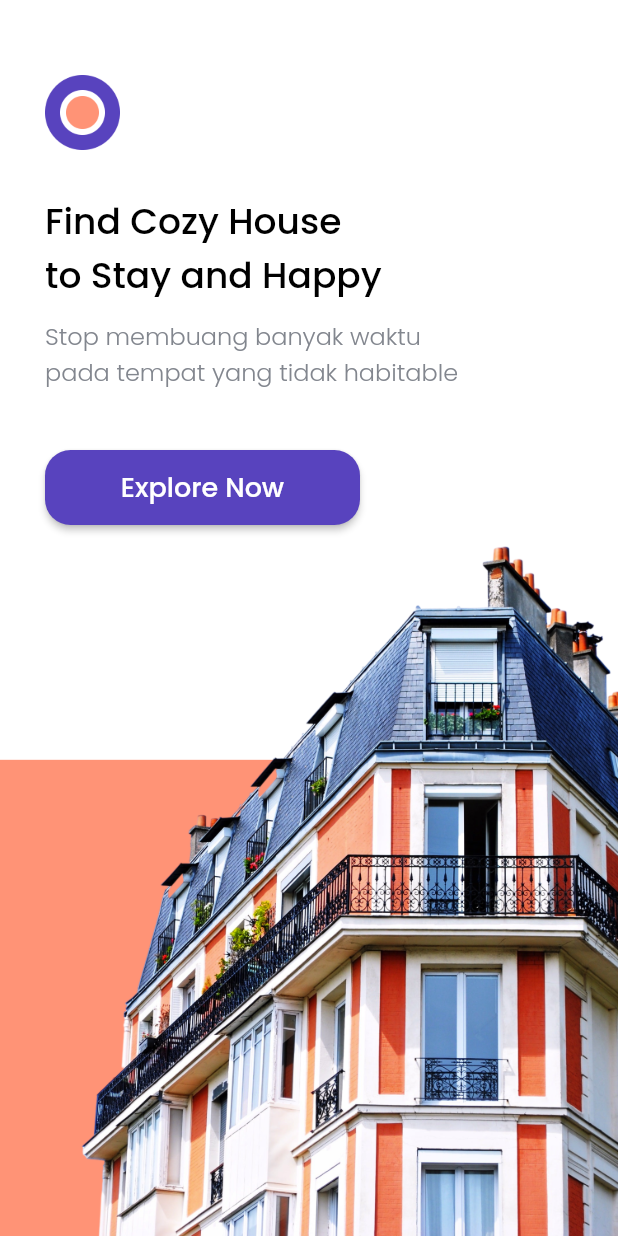
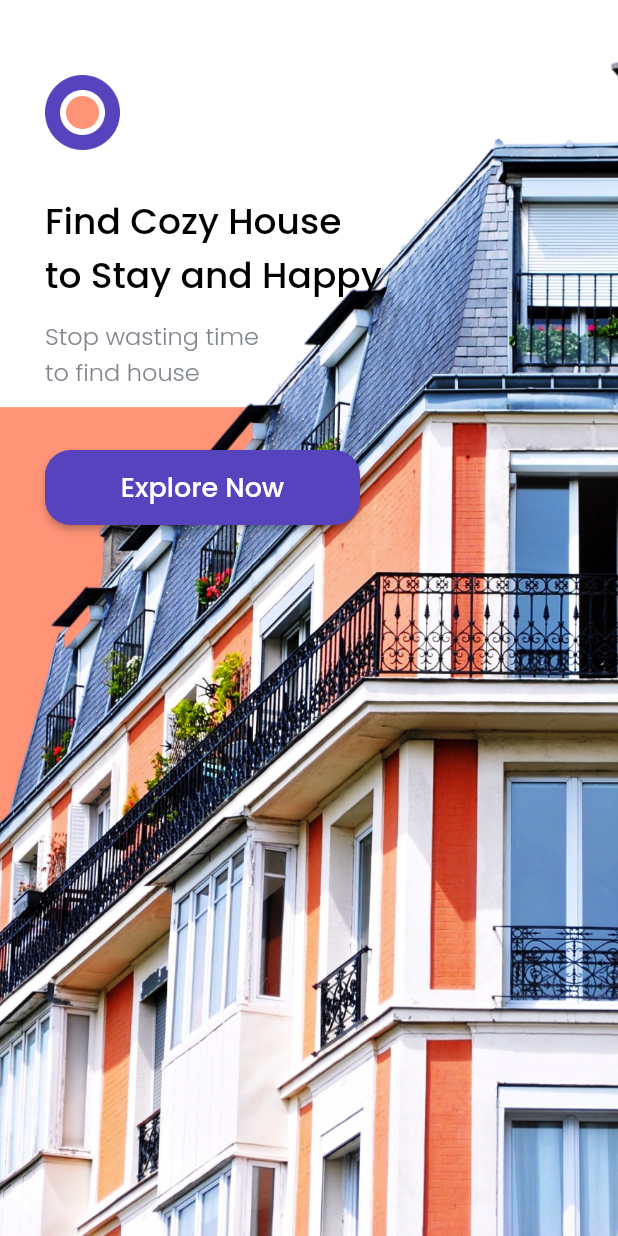
Before and after one commit to Bangik/flutter-houseapp-dicoding, a Flutter app: the screen it shows after launch, on a phone screen of 412 x 824 dp. Run offline on Flutter 3.47's test engine with Material 2 defaults, Android fonts, the phone set to English and light mode, and no system bars; our stand-ins replace google_fonts.

Commit message:
splash_page

```diff
--- a/lib/pages/splash_page.dart
+++ b/lib/pages/splash_page.dart
@@ -1,5 +1,5 @@
 import 'package:flutter/material.dart';
-import 'package:houseapp/pages/home_page.dart';
+import 'package:houseapp/pages/main_page.dart';
 import 'package:houseapp/theme.dart';
 
 class SplashPage extends StatelessWidget {
@@ -11,11 +11,19 @@ class SplashPage extends StatelessWidget {
       backgroundColor: whiteColor,
       body: SafeArea(
         bottom: false,
+        child: SingleChildScrollView(
+          child: ConstrainedBox(
+            constraints: BoxConstraints(
+              minHeight: MediaQuery.of(context).size.height -
+                  MediaQuery.of(context).padding.top,
+            ),
             child: Stack(
               children: [
-            Align(
-              alignment: Alignment.bottomCenter,
-              child: Image.asset('assets/splash_image.png'),
+                Image.asset(
+                  'assets/splash_image.png',
+                  width: MediaQuery.of(context).size.width,
+                  height: MediaQuery.of(context).size.height,
+                  fit: BoxFit.cover,
                 ),
                 Padding(
                   padding: const EdgeInsets.only(
@@ -47,7 +55,7 @@ class SplashPage extends StatelessWidget {
                         height: 10,
                       ),
                       Text(
-                    'Stop membuang banyak waktu\npada tempat yang tidak habitable',
+                        'Stop wasting time\nto find house',
                         style: greyTextStyle.copyWith(
                           fontSize: 16,
                         ),
@@ -58,12 +66,12 @@ class SplashPage extends StatelessWidget {
                       SizedBox(
                         width: 210,
                         height: 50,
-                    child: ElevatedButton (
+                        child: ElevatedButton(
                           onPressed: () {
                             Navigator.push(
                               context,
                               MaterialPageRoute(
-                            builder: (context) => const HomePage(),
+                                builder: (context) => const MainPage(),
                               ),
                             );
                           },
@@ -87,6 +95,8 @@ class SplashPage extends StatelessWidget {
               ],
             ),
           ),
+        ),
+      ),
     );
   }
 }
```
Lines whose indentation alone changed are shown as unchanged.
